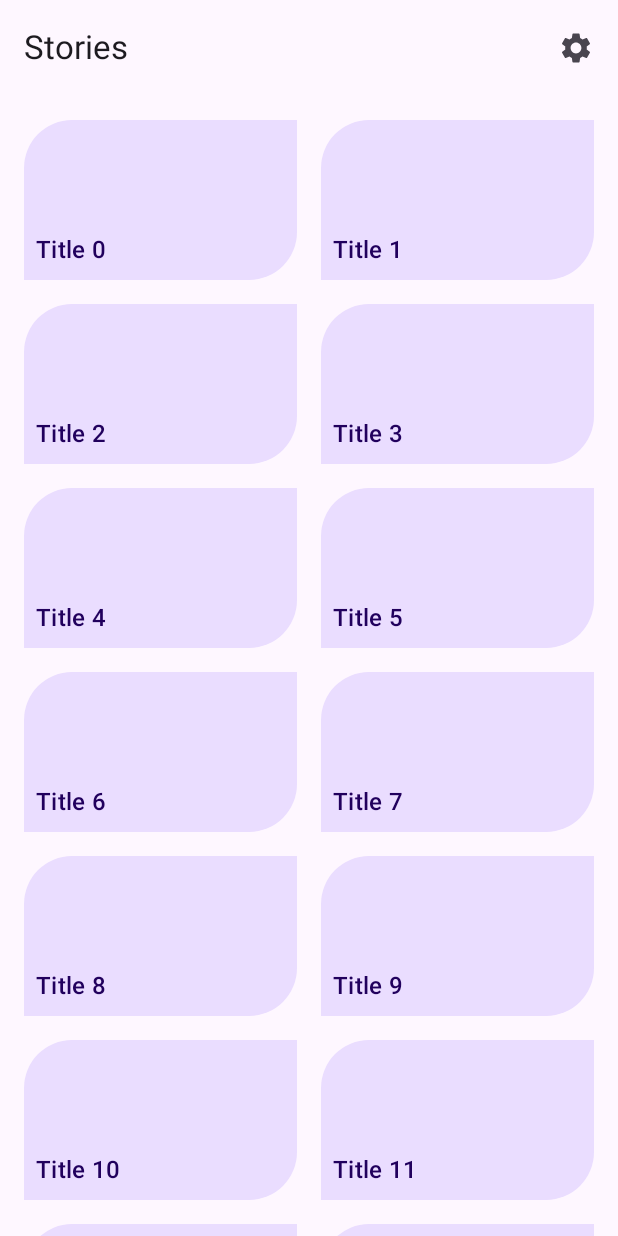
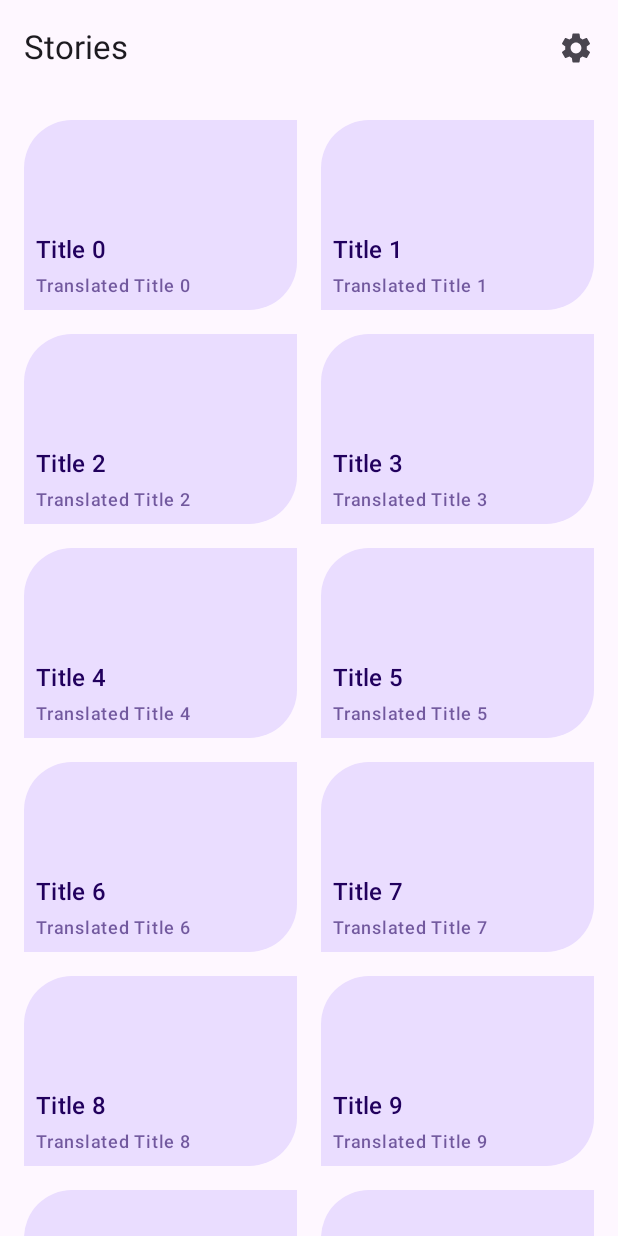
Before and after one commit to doYouSpeakFish/ComprehensibleInput, an Android app built with Jetpack Compose: the @Preview function StoryListScreenPreview, on a phone screen of 412 x 824 dp. Run offline under Robolectric (Android 15) with nearby library versions, the phone set to English and light mode, and no system bars.

Commit message:
revert: add translated titles to list items

```diff
--- a/app/src/main/java/input/comprehensible/ui/storylist/StoryListUI.kt
+++ b/app/src/main/java/input/comprehensible/ui/storylist/StoryListUI.kt
@@ -112,6 +112,11 @@
                 text = story.title,
                 style = MaterialTheme.typography.titleMedium,
             )
+            Text(
+                text = story.subtitle,
+                style = MaterialTheme.typography.labelMedium,
+                color = MaterialTheme.colorScheme.onPrimaryContainer.copy(alpha = 0.6f),
+            )
         }
     }
 }
@@ -128,6 +133,7 @@
                     StoryListUiState.StoryListItem(
                         id = "$it",
                         title = "Title $it",
+                        subtitle = "Translated Title $it",
                         featuredImage = Bitmap.createBitmap(100, 100, Bitmap.Config.ARGB_8888),
                         featuredImageContentDescription = "Content description $it",
                     )
--- a/app/src/main/java/input/comprehensible/ui/storylist/StoryListUiState.kt
+++ b/app/src/main/java/input/comprehensible/ui/storylist/StoryListUiState.kt
@@ -14,6 +14,7 @@
     data class StoryListItem(
         val id: String,
         val title: String,
+        val subtitle: String,
         val featuredImage: Bitmap,
         val featuredImageContentDescription: String,
     )
--- a/app/src/main/java/input/comprehensible/ui/storylist/StoryListViewModel.kt
+++ b/app/src/main/java/input/comprehensible/ui/storylist/StoryListViewModel.kt
@@ -25,6 +25,7 @@
                     StoryListUiState.StoryListItem(
                         id = story.id,
                         title = story.title,
+                        subtitle = story.titleTranslated,
                         featuredImage = story.featuredImage,
                         featuredImageContentDescription = story.featuredImageContentDescription,
                     )
```
Also changed, not shown: app/src/main/java/input/comprehensible/data/stories/StoriesRepository.kt (+7 -5 lines), app/src/main/java/input/comprehensible/data/stories/model/StoriesList.kt (+1 -0 lines), app/src/debug/screenshotTest/reference/input.comprehensible.StoryListScreenshots.StoryListScreenshot_100%_95b22bed_da39a3ee_0.png, app/src/debug/screenshotTest/reference/input.comprehensible.StoryListScreenshots.StoryListScreenshot_115%_33e75296_da39a3ee_0.png, app/src/debug/screenshotTest/reference/input.comprehensible.StoryListScreenshots.StoryListScreenshot_130%_ef6d0b68_da39a3ee_0.png, app/src/debug/screenshotTest/reference/input.comprehensible.StoryListScreenshots.StoryListScreenshot_150%_d5ac8d72_da39a3ee_0.png, app/src/debug/screenshotTest/reference/input.comprehensible.StoryListScreenshots.StoryListScreenshot_180%_2249459a_da39a3ee_0.png, app/src/debug/screenshotTest/reference/input.comprehensible.StoryListScreenshots.StoryListScreenshot_200%_bdca062d_da39a3ee_0.png, app/src/debug/screenshotTest/reference/input.comprehensible.StoryListScreenshots.StoryListScreenshot_3d8b4969_da39a3ee_0.png, app/src/debug/screenshotTest/reference/input.comprehensible.StoryListScreenshots.StoryListScreenshot_85%_ddc7b8b6_da39a3ee_0.png, app/src/debug/screenshotTest/reference/input.comprehensible.StoryListScreenshots.StoryListScreenshot_Dark_af0cb31a_da39a3ee_0.png, app/src/debug/screenshotTest/reference/input.comprehensible.StoryListScreenshots.StoryListScreenshot_Desktop_1add31c1_da39a3ee_0.png, app/src/debug/screenshotTest/reference/input.comprehensible.StoryListScreenshots.StoryListScreenshot_Light_e4230662_da39a3ee_0.png, app/src/debug/screenshotTest/reference/input.comprehensible.StoryListScreenshots.StoryListScreenshot_Phone - Landscape_b3fb5e3b_da39a3ee_0.png, 3 more files.
